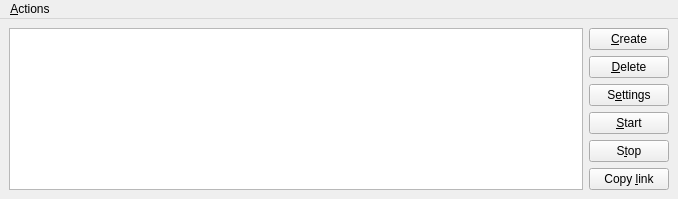
Before: the Qt Designer form trunk/netek_gui.ui in BackupTheBerlios/netek-svn, drawn with Qt 5.
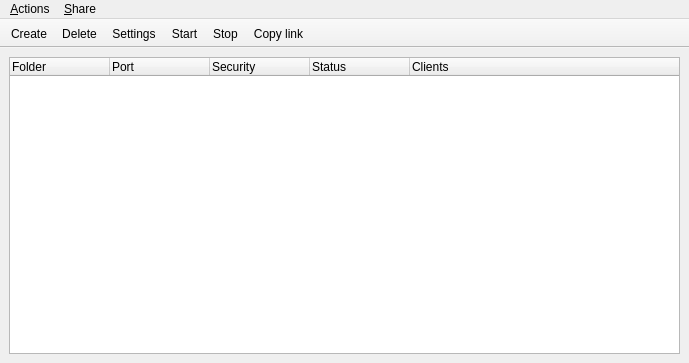
After: the same form once the commit is applied. Icons and pictures are not drawn.

Commit message: gui redesign, todo cleanup (is on web page)

Diff of the .ui file:
```diff
--- a/trunk/netek_gui.ui
+++ b/trunk/netek_gui.ui
@@ -8,15 +8,15 @@
    <rect>
     <x>0</x>
     <y>0</y>
-    <width>678</width>
-    <height>163</height>
+    <width>689</width>
+    <height>363</height>
    </rect>
   </property>
   <property name="windowTitle" >
    <string>FTP shares - neteK</string>
   </property>
   <widget class="QWidget" name="centralWidget" >
-   <layout class="QHBoxLayout" >
+   <layout class="QVBoxLayout" >
     <property name="margin" >
      <number>9</number>
     </property>
@@ -24,115 +24,74 @@
      <number>6</number>
     </property>
     <item>
-     <widget class="QListWidget" name="shareList" >
-      <property name="alternatingRowColors" >
-       <bool>true</bool>
+     <widget class="QTreeWidget" name="shareList" >
+      <property name="selectionMode" >
+       <enum>QAbstractItemView::NoSelection</enum>
       </property>
-     </widget>
-    </item>
-    <item>
-     <layout class="QVBoxLayout" >
-      <property name="margin" >
+      <property name="indentation" >
        <number>0</number>
       </property>
-      <property name="spacing" >
-       <number>6</number>
-      </property>
-      <item>
-       <widget class="QPushButton" name="create" >
-        <property name="text" >
-         <string>&amp;Create</string>
-        </property>
-        <property name="icon" >
-         <iconset resource="icons.qrc" >:/icons/add.png</iconset>
-        </property>
-       </widget>
-      </item>
-      <item>
-       <widget class="QPushButton" name="deleteShare" >
-        <property name="text" >
-         <string>&amp;Delete</string>
-        </property>
-        <property name="icon" >
-         <iconset resource="icons.qrc" >:/icons/remove.png</iconset>
-        </property>
-       </widget>
-      </item>
-      <item>
-       <widget class="QPushButton" name="settings" >
-        <property name="text" >
-         <string>S&amp;ettings</string>
-        </property>
-        <property name="icon" >
-         <iconset resource="icons.qrc" >:/icons/configure.png</iconset>
-        </property>
-       </widget>
-      </item>
-      <item>
-       <widget class="QPushButton" name="start" >
-        <property name="text" >
-         <string>&amp;Start</string>
-        </property>
-        <property name="icon" >
-         <iconset resource="icons.qrc" >:/icons/player_play.png</iconset>
-        </property>
-        <property name="iconSize" >
-         <size>
-          <width>16</width>
-          <height>16</height>
-         </size>
-        </property>
-       </widget>
-      </item>
-      <item>
-       <widget class="QPushButton" name="stop" >
-        <property name="text" >
-         <string>S&amp;top</string>
-        </property>
-        <property name="icon" >
-         <iconset resource="icons.qrc" >:/icons/player_stop.png</iconset>
-        </property>
-        <property name="iconSize" >
-         <size>
-          <width>16</width>
-          <height>16</height>
-         </size>
-        </property>
-       </widget>
-      </item>
-      <item>
-       <widget class="QPushButton" name="copyLink" >
-        <property name="text" >
-         <string>Copy &amp;link</string>
-        </property>
-        <property name="icon" >
-         <iconset resource="icons.qrc" >:/icons/www.png</iconset>
-        </property>
-       </widget>
-      </item>
-      <item>
-       <spacer>
-        <property name="orientation" >
-         <enum>Qt::Vertical</enum>
-        </property>
-        <property name="sizeHint" >
-         <size>
-          <width>20</width>
-          <height>40</height>
-         </size>
-        </property>
-       </spacer>
-      </item>
-     </layout>
+      <column>
+       <property name="text" >
+        <string>Folder</string>
+       </property>
+      </column>
+      <column>
+       <property name="text" >
+        <string>Port</string>
+       </property>
+      </column>
+      <column>
+       <property name="text" >
+        <string>Security</string>
+       </property>
+      </column>
+      <column>
+       <property name="text" >
+        <string>Status</string>
+       </property>
+      </column>
+      <column>
+       <property name="text" >
+        <string>Clients</string>
+       </property>
+      </column>
+     </widget>
     </item>
    </layout>
   </widget>
+  <widget class="QToolBar" name="toolBar" >
+   <property name="movable" >
+    <bool>false</bool>
+   </property>
+   <property name="orientation" >
+    <enum>Qt::Horizontal</enum>
+   </property>
+   <property name="iconSize" >
+    <size>
+     <width>32</width>
+     <height>32</height>
+    </size>
+   </property>
+   <property name="toolButtonStyle" >
+    <enum>Qt::ToolButtonTextUnderIcon</enum>
+   </property>
+   <attribute name="toolBarArea" >
+    <number>4</number>
+   </attribute>
+   <addaction name="action_Create" />
+   <addaction name="actionDelete" />
+   <addaction name="actionSettings" />
+   <addaction name="actionStart" />
+   <addaction name="actionStop" />
+   <addaction name="actionCopy_link" />
+  </widget>
   <widget class="QMenuBar" name="menuBar" >
    <property name="geometry" >
     <rect>
      <x>0</x>
      <y>0</y>
-     <width>678</width>
+     <width>689</width>
      <height>33</height>
     </rect>
    </property>
@@ -144,7 +103,19 @@
     <addaction name="separator" />
     <addaction name="action_Quit" />
    </widget>
+   <widget class="QMenu" name="menu_Share" >
+    <property name="title" >
+     <string>&amp;Share</string>
+    </property>
+    <addaction name="action_Create" />
+    <addaction name="actionDelete" />
+    <addaction name="actionSettings" />
+    <addaction name="actionStart" />
+    <addaction name="actionStop" />
+    <addaction name="actionCopy_link" />
+   </widget>
    <addaction name="menu_File" />
+   <addaction name="menu_Share" />
   </widget>
   <action name="actionDelete" >
    <property name="icon" >
@@ -159,7 +130,7 @@
     <iconset resource="icons.qrc" >:/icons/configure.png</iconset>
    </property>
    <property name="text" >
-    <string>S&amp;ettings...</string>
+    <string>S&amp;ettings</string>
    </property>
   </action>
   <action name="actionStart" >
@@ -213,6 +184,22 @@
     <string>&amp;FTP shares</string>
    </property>
   </action>
+  <action name="action_Create" >
+   <property name="icon" >
+    <iconset resource="icons.qrc" >:/icons/add.png</iconset>
+   </property>
+   <property name="text" >
+    <string>&amp;Create</string>
+   </property>
+  </action>
+  <action name="actionCopy_link" >
+   <property name="icon" >
+    <iconset resource="icons.qrc" >:/icons/www.png</iconset>
+   </property>
+   <property name="text" >
+    <string>Copy &amp;link</string>
+   </property>
+  </action>
  </widget>
  <pixmapfunction></pixmapfunction>
  <resources>
```
Left out of the diff: 3 changed lines with no effect on the pictures. The commit also changes 5 other files.
